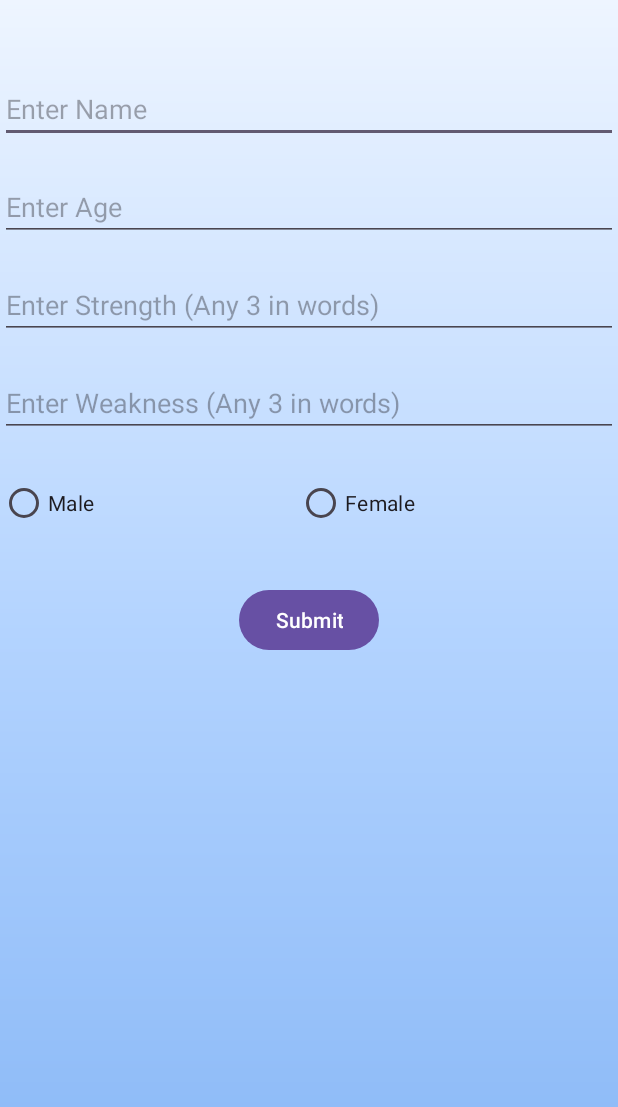
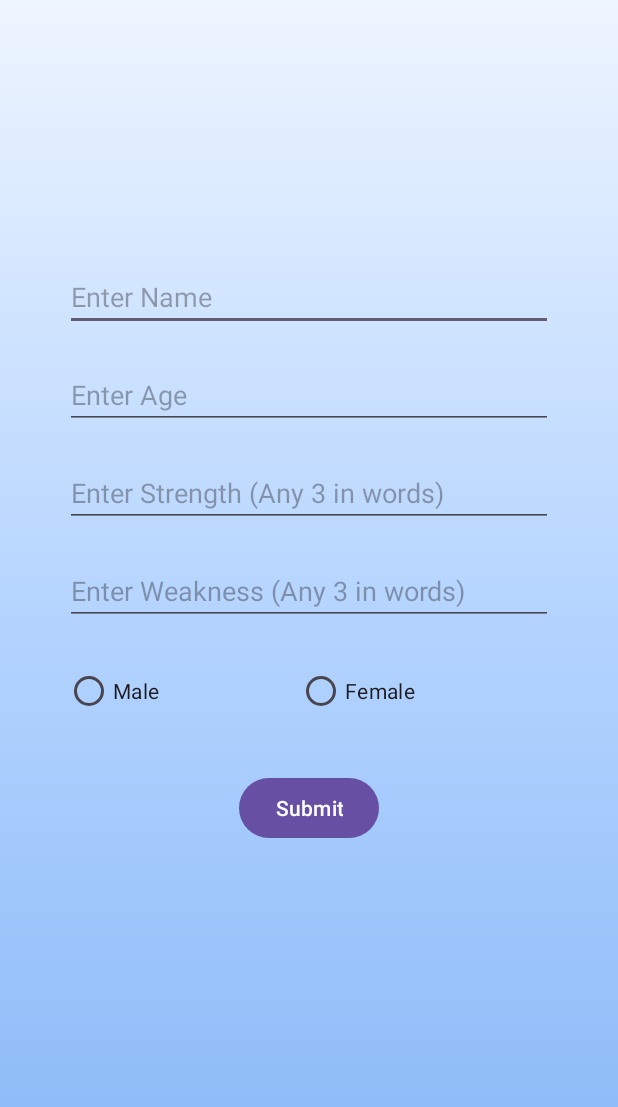
Before and after one commit to Kuru07/My-Portfolio-App, an Android app: the GetDetails screen opened directly, with no data from a screen before it, on a phone screen of 412 x 824 dp. Shown: the top 1107 px of the screen. Run offline under Robolectric (Android 15) with nearby library versions, the phone set to English and light mode, and no system bars.

Commit message:
Final Commit

```diff
--- a/app/src/main/res/layout/get_details.xml
+++ b/app/src/main/res/layout/get_details.xml
@@ -8,15 +8,15 @@
 
     <EditText
         android:id="@+id/editTextName"
-        android:layout_width="match_parent"
+        android:layout_width="325dp"
         android:layout_height="wrap_content"
-        android:layout_marginTop="50dp"
+        android:layout_marginTop="175dp"
         android:hint="Enter Name"
         android:layout_centerHorizontal="true"/>
 
     <EditText
         android:id="@+id/editTextAge"
-        android:layout_width="match_parent"
+        android:layout_width="325dp"
         android:layout_height="wrap_content"
         android:layout_below="@id/editTextName"
         android:layout_marginTop="20dp"
@@ -25,7 +25,7 @@
 
     <EditText
         android:id="@+id/editTextStrength"
-        android:layout_width="match_parent"
+        android:layout_width="325dp"
         android:layout_height="wrap_content"
         android:layout_below="@id/editTextAge"
         android:layout_marginTop="20dp"
@@ -34,7 +34,7 @@
 
     <EditText
         android:id="@+id/editTextWeakness"
-        android:layout_width="match_parent"
+        android:layout_width="325dp"
         android:layout_height="wrap_content"
         android:layout_below="@id/editTextStrength"
         android:layout_marginTop="20dp"
@@ -44,7 +44,7 @@
     <!-- RadioGroup for selecting gender -->
     <RadioGroup
         android:id="@+id/radioGroup"
-        android:layout_width="match_parent"
+        android:layout_width="325dp"
         android:layout_height="wrap_content"
         android:layout_below="@id/editTextWeakness"
         android:layout_marginTop="20dp"
```
